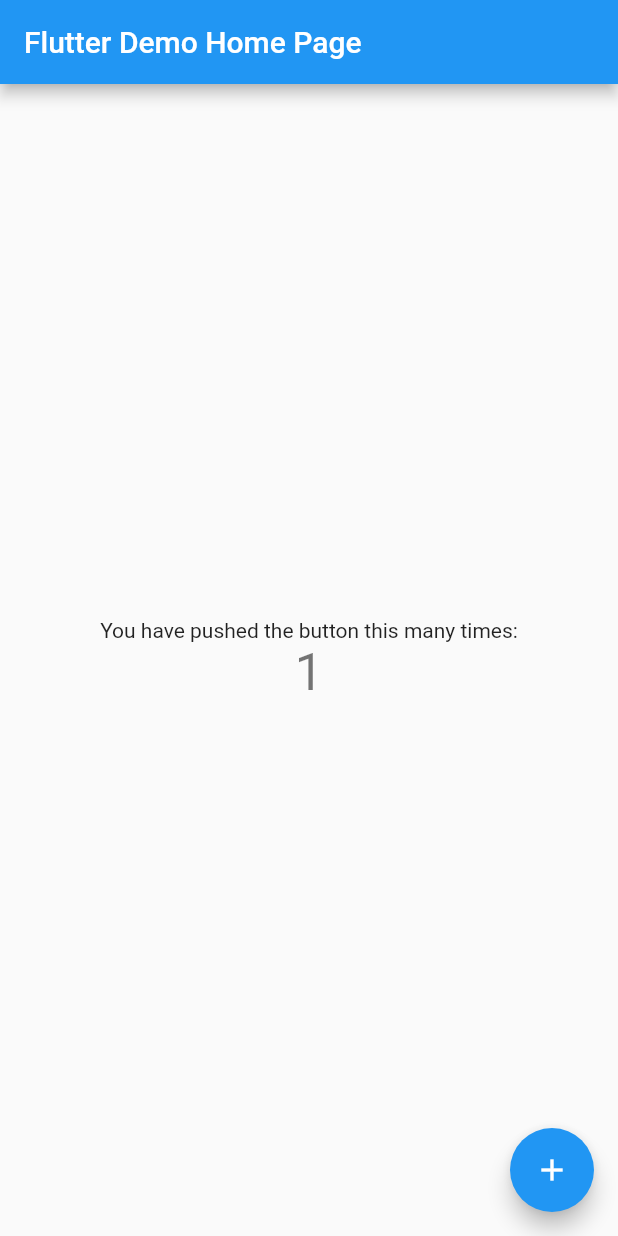
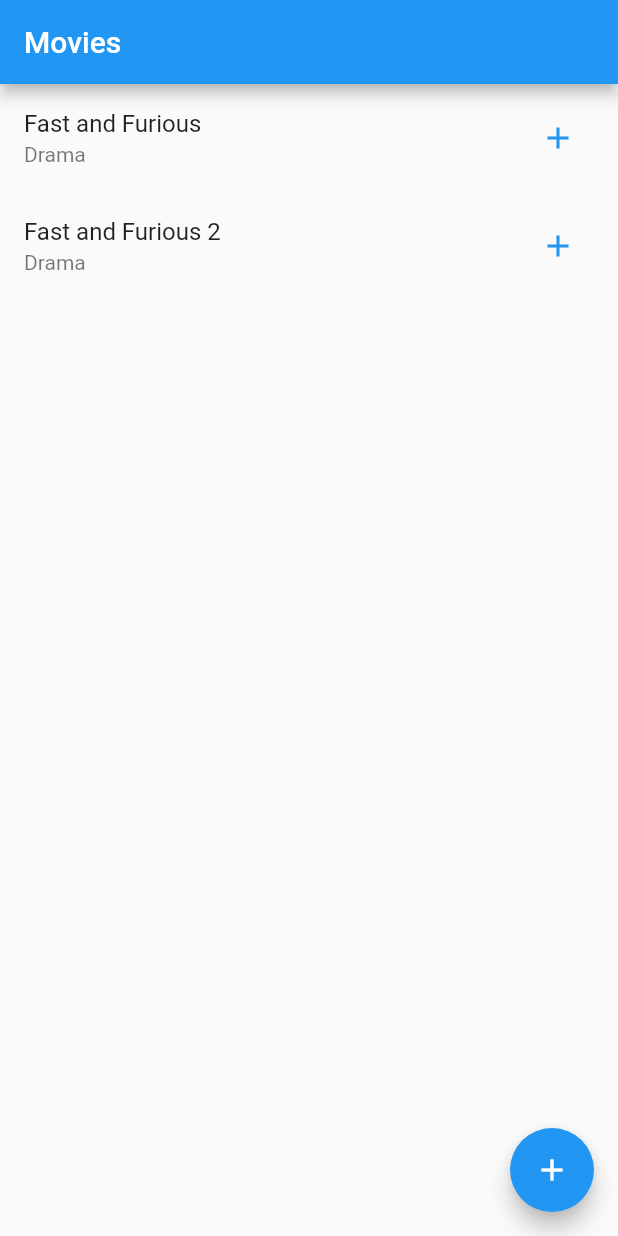
Before and after one commit to schultek/flutter-workshop, a Flutter app: the screen it shows after launch, after a tap on the "add" icon, on a phone screen of 412 x 824 dp. Run offline on Flutter 3.47's test engine with Material 2 defaults, Android fonts, the phone set to English and light mode, and no system bars; our stand-ins replace bubble; missing offline and left inert: swipe_stack.

Commit message:
add basic structure of homepage

```diff
--- a/movies/app/lib/main.dart
+++ b/movies/app/lib/main.dart
@@ -1,5 +1,5 @@
 import 'package:flutter/material.dart';
-import 'package:http/http.dart';
+import 'package:movies_shared/models/movie.dart';
 
 void main() {
   runApp(const MyApp());
@@ -8,113 +8,71 @@
 class MyApp extends StatelessWidget {
   const MyApp({Key? key}) : super(key: key);
 
-  // This widget is the root of your application.
   @override
   Widget build(BuildContext context) {
     return MaterialApp(
-      title: 'Flutter Demo',
       theme: ThemeData(
-        // This is the theme of your application.
-        //
-        // Try running your application with "flutter run". You'll see the
-        // application has a blue toolbar. Then, without quitting the app, try
-        // changing the primarySwatch below to Colors.green and then invoke
-        // "hot reload" (press "r" in the console where you ran "flutter run",
-        // or simply save your changes to "hot reload" in a Flutter IDE).
-        // Notice that the counter didn't reset back to zero; the application
-        // is not restarted.
         primarySwatch: Colors.blue,
       ),
-      home: const MyHomePage(title: 'Flutter Demo Home Page'),
+      home: MyHomePage(),
     );
   }
 }
 
 class MyHomePage extends StatefulWidget {
-  const MyHomePage({Key? key, required this.title}) : super(key: key);
-
-  // This widget is the home page of your application. It is stateful, meaning
-  // that it has a State object (defined below) that contains fields that affect
-  // how it looks.
-
-  // This class is the configuration for the state. It holds the values (in this
-  // case the title) provided by the parent (in this case the App widget) and
-  // used by the build method of the State. Fields in a Widget subclass are
-  // always marked "final".
-
-  final String title;
+  const MyHomePage({Key? key}) : super(key: key);
 
   @override
   State<MyHomePage> createState() => _MyHomePageState();
 }
 
 class _MyHomePageState extends State<MyHomePage> {
-  int _counter = 0;
+  void _addReview() {
+    print("add review");
+  }
 
-  void _incrementCounter() {
-    setState(() {
-      // This call to setState tells the Flutter framework that something has
-      // changed in this State, which causes it to rerun the build method below
-      // so that the display can reflect the updated values. If we changed
-      // _counter without calling setState(), then the build method would not be
-      // called again, and so nothing would appear to happen.
-      _counter++;
-    });
+  List<Movie> movies = [
+    Movie("Fast and Furious", "Drama", []),
+    Movie("Fast and Furious 2", "Drama", []),
+  ];
 
-    get(Uri.parse('http://192.168.0.184:8080/echo/$_counter')).then((res) {
-      print("RESPONSE ${res.body}");
-    });
+  @override
+  Widget build(BuildContext context) {
+    return Scaffold(
+      appBar: AppBar(
+        title: const Text("Movies"),
+      ),
+      body: ListView(
+        children: movies.map((m) => MovieTile(m)).toList(),
+      ),
+      floatingActionButton: FloatingActionButton(
+        onPressed: _addReview,
+        tooltip: 'Add review',
+        child: const Icon(Icons.add),
+      ),
+    );
+  }
+}
+
+class MovieTile extends StatelessWidget {
+  final Movie movie;
+
+  MovieTile(this.movie, {Key? key}) : super(key: key);
+
+  void _onAppendReview() {
+    print("append review");
   }
 
   @override
   Widget build(BuildContext context) {
-    // This method is rerun every time setState is called, for instance as done
-    // by the _incrementCounter method above.
-    //
-    // The Flutter framework has been optimized to make rerunning build methods
-    // fast, so that you can just rebuild anything that needs updating rather
-    // than having to individually change instances of widgets.
-    return Scaffold(
-      appBar: AppBar(
-        // Here we take the value from the MyHomePage object that was created by
-        // the App.build method, and use it to set our appbar title.
-        title: Text(widget.title),
+    return ListTile(
+      title: Text(movie.name),
+      subtitle: Text(movie.genre),
+      trailing: IconButton(
+        icon: const Icon(Icons.add),
+        color: Colors.blue,
+        onPressed: _onAppendReview,
       ),
-      body: Center(
-        // Center is a layout widget. It takes a single child and positions it
-        // in the middle of the parent.
-        child: Column(
-          // Column is also a layout widget. It takes a list of children and
-          // arranges them vertically. By default, it sizes itself to fit its
-          // children horizontally, and tries to be as tall as its parent.
-          //
-          // Invoke "debug painting" (press "p" in the console, choose the
-          // "Toggle Debug Paint" action from the Flutter Inspector in Android
-          // Studio, or the "Toggle Debug Paint" command in Visual Studio Code)
-          // to see the wireframe for each widget.
-          //
-          // Column has various properties to control how it sizes itself and
-          // how it positions its children. Here we use mainAxisAlignment to
-          // center the children vertically; the main axis here is the vertical
-          // axis because Columns are vertical (the cross axis would be
-          // horizontal).
-          mainAxisAlignment: MainAxisAlignment.center,
-          children: <Widget>[
-            const Text(
-              'You have pushed the button this many times:',
-            ),
-            Text(
-              '$_counter',
-              style: Theme.of(context).textTheme.headline4,
-            ),
-          ],
-        ),
-      ),
-      floatingActionButton: FloatingActionButton(
-        onPressed: _incrementCounter,
-        tooltip: 'Increment',
-        child: const Icon(Icons.add),
-      ), // This trailing comma makes auto-formatting nicer for build methods.
     );
   }
 }
```
Also changed, not shown: movies/app/pubspec.lock.
